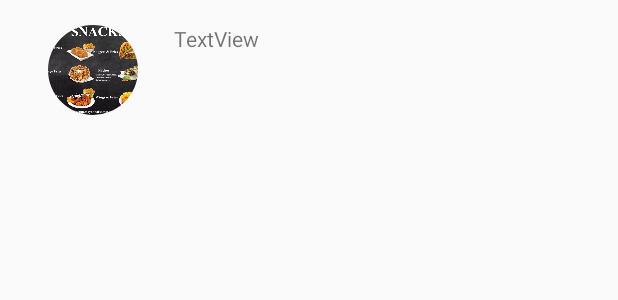
After one commit to syedfaridul/MealDeal, an Android app: the layout item_menu.xml on its own in the app's theme, with its tools: preview values and no code run, on a phone screen of 412 x 824 dp. The commit adds this screen. Shown: the top 300 px of the screen. Run offline under Robolectric (Android 15) with nearby library versions, the phone set to English and light mode, and no system bars.

Commit message:
added layouts

```diff
--- /dev/null
+++ b/app/src/main/res/layout/item_menu.xml
@@ -0,0 +1,38 @@
+<?xml version="1.0" encoding="utf-8"?>
+<androidx.constraintlayout.widget.ConstraintLayout xmlns:android="http://schemas.android.com/apk/res/android"
+    xmlns:app="http://schemas.android.com/apk/res-auto"
+    xmlns:tools="http://schemas.android.com/tools"
+    android:orientation="vertical" android:layout_width="match_parent"
+    android:layout_height="wrap_content">
+
+    <de.hdodenhof.circleimageview.CircleImageView
+        android:id="@+id/imageView"
+        android:layout_width="60dp"
+        android:layout_height="60dp"
+        android:layout_marginStart="32dp"
+        android:layout_marginLeft="32dp"
+        android:layout_marginTop="16dp"
+        app:layout_constraintBottom_toBottomOf="parent"
+        app:layout_constraintStart_toStartOf="parent"
+        app:layout_constraintTop_toTopOf="parent"
+        app:layout_constraintVertical_bias="0.021"
+        app:srcCompat="@drawable/food_menu" />
+
+    <TextView
+        android:id="@+id/food_title"
+        android:layout_width="0dp"
+        android:layout_height="59dp"
+        android:layout_marginStart="24dp"
+        android:layout_marginLeft="24dp"
+        android:layout_marginTop="16dp"
+        android:layout_marginEnd="24dp"
+        android:layout_marginRight="24dp"
+        android:layout_marginBottom="24dp"
+        android:text="TextView"
+        app:layout_constraintBottom_toBottomOf="parent"
+        app:layout_constraintEnd_toEndOf="parent"
+        app:layout_constraintHorizontal_bias="0.577"
+        app:layout_constraintStart_toEndOf="@+id/imageView"
+        app:layout_constraintTop_toTopOf="parent"
+        app:layout_constraintVertical_bias="0.058" />
+</androidx.constraintlayout.widget.ConstraintLayout>
```
Also changed, not shown: app/src/main/res/layout/activity_main.xml (+17 -47 lines), app/src/main/res/layout/app_main_layout.xml (added, +57 -0 lines), app/src/main/res/layout/nav_header_main.xml (added, +29 -0 lines), app/src/main/res/menu/activity_main_drawer.xml (added, +25 -0 lines).
